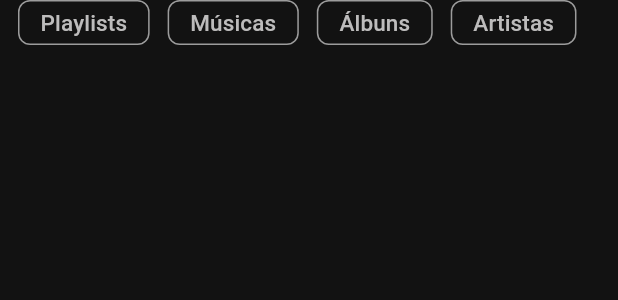
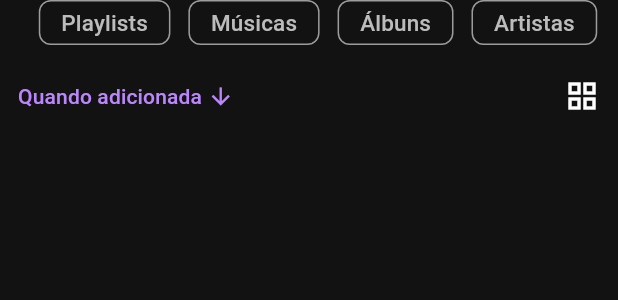
Before and after one commit to BrunoPascoa76/innertune-replica, a Flutter app: the LibraryScreen widget shown alone on an empty page, opened directly, on a phone screen of 412 x 824 dp. Shown: the top 300 px of the screen. Run offline on Flutter 3.47's test engine with Material 3 defaults, Android fonts, the phone set to English and light mode, and no system bars.

Commit message:
sort/view buttons added

```diff
--- a/lib/widgets/library.dart
+++ b/lib/widgets/library.dart
@@ -23,7 +23,25 @@ class LibraryScreen extends StatelessWidget{
               ],
             )
           ),
-          //TODO: add "quando adicioada row"
+          Padding(
+            padding: EdgeInsets.only(top:10,bottom:10),
+            child: Row(
+              mainAxisAlignment: MainAxisAlignment.spaceBetween,
+              children: [
+                TextButton(
+                  onPressed: (){},
+                  child: Row(
+                    mainAxisSize: MainAxisSize.min,
+                    children: [
+                      Text("Quando adicionada "),
+                      Icon(Icons.arrow_downward)
+                    ],
+                  )
+                ),
+                IconButton(onPressed: (){}, icon: Icon(Icons.grid_view))
+              ]
+          )
+          ),
           //TODO: add playlists
         ]
       ),
@@ -45,7 +63,7 @@ Widget playlistFilter(String name){
           ),
           borderRadius: BorderRadius.all(Radius.circular(8)),
         )),
-        padding: WidgetStatePropertyAll(EdgeInsets.only(left:15,right:15))
+        padding: WidgetStatePropertyAll(EdgeInsets.only(left:15,right:15,top:2,bottom:2))
       ),
       child: Text(name,style: TextStyle(fontSize: 15)),
     )
```
